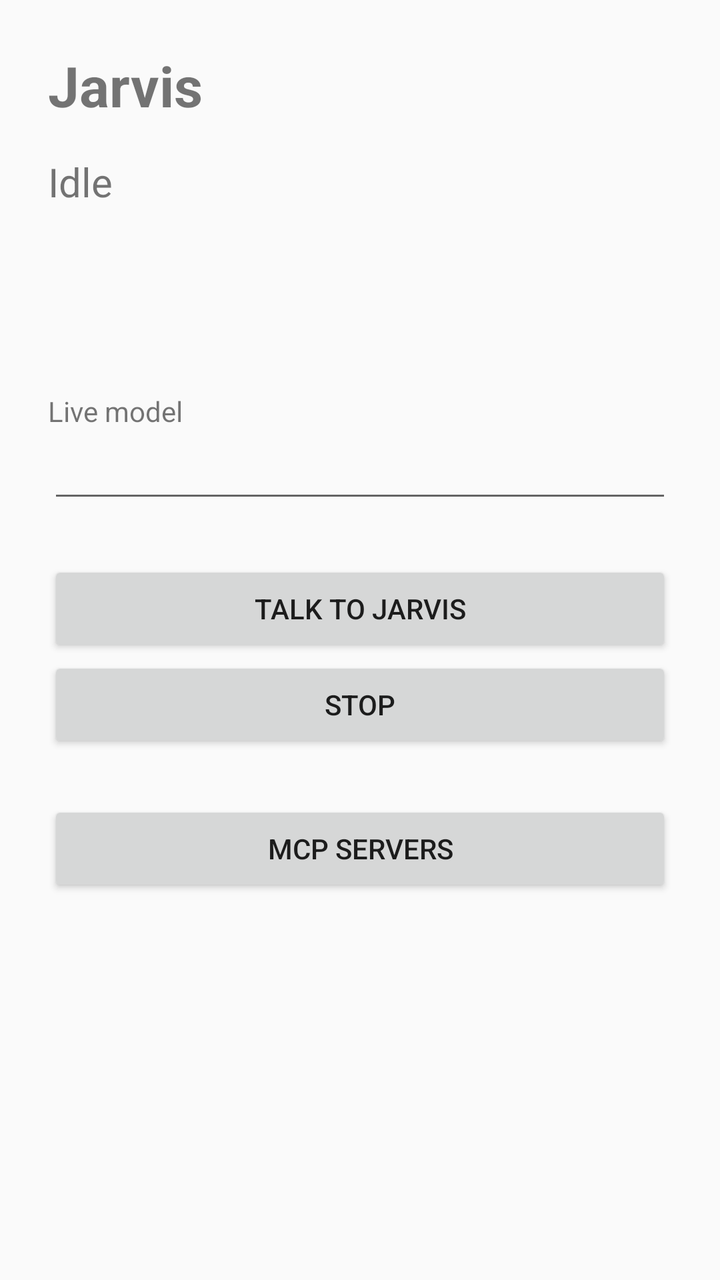
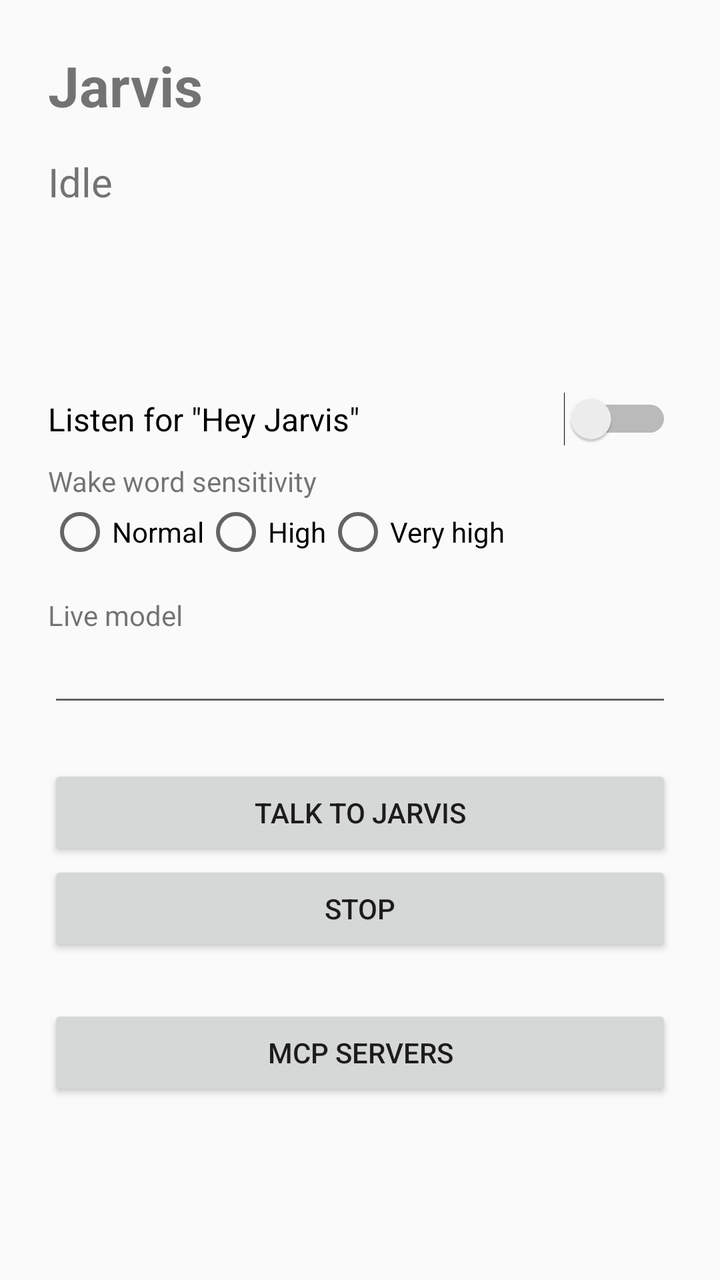

Compare the two renders of this Android layout. The source of the first and the diff that turns it into the second are given below.
<!-- AndroidManifest.xml: application theme android:Theme.Material.Light.NoActionBar -->
<!-- res/layout/activity_main.xml -->
<?xml version="1.0" encoding="utf-8"?>
<LinearLayout xmlns:android="http://schemas.android.com/apk/res/android"
    android:layout_width="match_parent"
    android:layout_height="match_parent"
    android:fitsSystemWindows="true"
    android:orientation="vertical"
    android:padding="24dp">

    <TextView
        android:layout_width="wrap_content"
        android:layout_height="wrap_content"
        android:text="@string/app_name"
        android:textSize="28sp"
        android:textStyle="bold" />

    <TextView
        android:id="@+id/status"
        android:layout_width="wrap_content"
        android:layout_height="wrap_content"
        android:layout_marginTop="16dp"
        android:text="Idle"
        android:textSize="20sp" />

    <TextView
        android:id="@+id/transcript"
        android:layout_width="match_parent"
        android:layout_height="wrap_content"
        android:layout_marginTop="8dp"
        android:minLines="3"
        android:textSize="16sp" />

    <TextView
        android:layout_width="wrap_content"
        android:layout_height="wrap_content"
        android:layout_marginTop="24dp"
        android:text="Live model" />

    <EditText
        android:id="@+id/model"
        android:layout_width="match_parent"
        android:layout_height="wrap_content"
        android:importantForAutofill="no"
        android:inputType="text"
        android:singleLine="true" />

    <Button
        android:id="@+id/talk"
        android:layout_width="match_parent"
        android:layout_height="wrap_content"
        android:layout_marginTop="24dp"
        android:text="Talk to Jarvis" />

    <Button
        android:id="@+id/stop"
        android:layout_width="match_parent"
        android:layout_height="wrap_content"
        android:text="Stop" />

    <Button
        android:id="@+id/servers"
        android:layout_width="match_parent"
        android:layout_height="wrap_content"
        android:layout_marginTop="24dp"
        android:text="MCP servers" />
</LinearLayout>
<!-- resources referenced by this layout -->
<resources>
  <string name="app_name">Jarvis</string>
</resources>

<!-- the commit's change to res/layout/activity_main.xml (unified diff, before → after) -->
@@ -29,10 +29,49 @@
         android:minLines="3"
         android:textSize="16sp" />
 
+    <Switch
+        android:id="@+id/wake"
+        android:layout_width="match_parent"
+        android:layout_height="wrap_content"
+        android:layout_marginTop="24dp"
+        android:text="Listen for &quot;Hey Jarvis&quot;"
+        android:textSize="16sp" />
+
     <TextView
         android:layout_width="wrap_content"
         android:layout_height="wrap_content"
-        android:layout_marginTop="24dp"
+        android:layout_marginTop="8dp"
+        android:text="Wake word sensitivity" />
+
+    <RadioGroup
+        android:id="@+id/sensitivity"
+        android:layout_width="match_parent"
+        android:layout_height="wrap_content"
+        android:orientation="horizontal">
+
+        <RadioButton
+            android:id="@+id/sens_normal"
+            android:layout_width="wrap_content"
+            android:layout_height="wrap_content"
+            android:text="Normal" />
+
+        <RadioButton
+            android:id="@+id/sens_high"
+            android:layout_width="wrap_content"
+            android:layout_height="wrap_content"
+            android:text="High" />
+
+        <RadioButton
+            android:id="@+id/sens_max"
+            android:layout_width="wrap_content"
+            android:layout_height="wrap_content"
+            android:text="Very high" />
+    </RadioGroup>
+
+    <TextView
+        android:layout_width="wrap_content"
+        android:layout_height="wrap_content"
+        android:layout_marginTop="16dp"
         android:text="Live model" />
 
     <EditText
